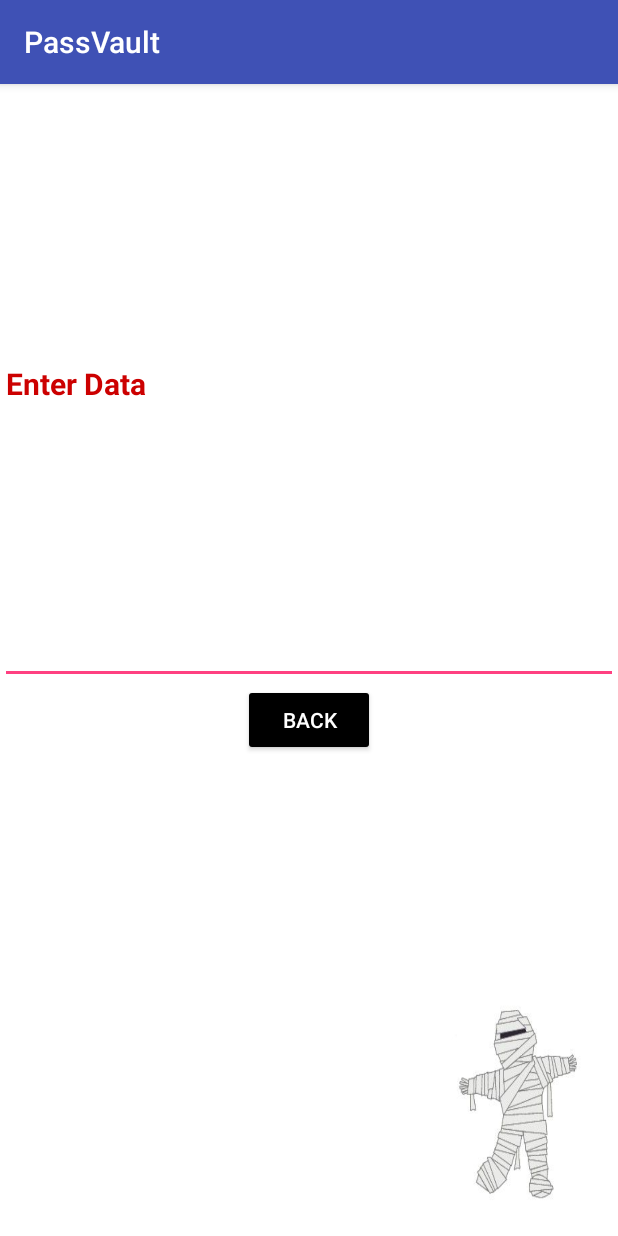
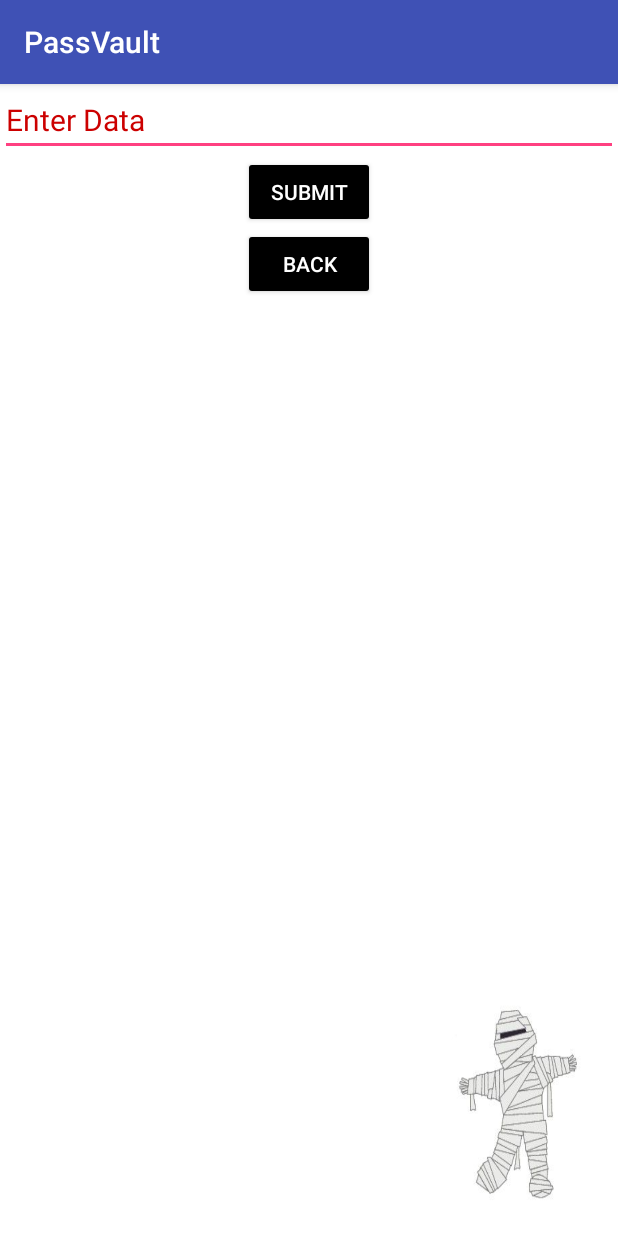
Before and after one commit to vasutomar/PassVault, an Android app: the MakeFileActivity screen opened directly, with no data from a screen before it, on a phone screen of 412 x 824 dp. Run offline under Robolectric (Android 15) with nearby library versions, the phone set to English and light mode, and no system bars.

Commit message:
Last step: User Verification remaining.

```diff
--- a/app/src/main/java/com/example/lenovo/passvault/LoginActivity.java
+++ b/app/src/main/java/com/example/lenovo/passvault/LoginActivity.java
@@ -22,7 +22,8 @@ public class LoginActivity extends AppCompatActivity {
         startActivity(k);
     }
     protected void GoBack(View v) {
-        //Intent k = new Intent(this,MainActivity.this);
-        //startActivity(k);
+        Intent intent = new Intent(LoginActivity.this, MainActivity.class);
+        intent.setFlags(Intent.FLAG_ACTIVITY_CLEAR_TOP);
+        startActivity(intent);
     }
 }
--- a/app/src/main/java/com/example/lenovo/passvault/MainActivity.java
+++ b/app/src/main/java/com/example/lenovo/passvault/MainActivity.java
@@ -79,8 +79,8 @@ public class MainActivity extends AppCompatActivity {
         } catch(IOException e) {
             e.printStackTrace();
         }
-        Toast.makeText(MainActivity.this,Collected,Toast.LENGTH_LONG).show();
-        Toast.makeText(MainActivity.this,Entered,Toast.LENGTH_LONG).show();
+        //Toast.makeText(MainActivity.this,Collected,Toast.LENGTH_LONG).show();
+        //Toast.makeText(MainActivity.this,Entered,Toast.LENGTH_LONG).show();
         if(Collected==Entered) {
             Intent k = new Intent(this,LoginActivity.class);
             startActivity(k);
--- a/app/src/main/res/layout/activity_make_file.xml
+++ b/app/src/main/res/layout/activity_make_file.xml
@@ -6,11 +6,20 @@
     <EditText
         android:id="@+id/UserEditField"
         android:layout_width="match_parent"
-        android:layout_height="400dp"
+        android:layout_height="wrap_content"
         android:textSize="20sp"
         android:hint="Enter Data"
-        android:textStyle="bold"
         android:textColorHint="@android:color/holo_red_dark"/>
+    <Button
+        android:textColor="@android:color/white"
+        android:backgroundTint="@android:color/black"
+        android:layout_width="wrap_content"
+        android:layout_height="wrap_content"
+        android:text="Submit"
+        android:layout_centerHorizontal="true"
+        android:layout_below="@+id/UserEditField"
+        android:onClick="EnterDet"
+        android:id="@+id/EnterTextButton"/>
     <Button
         android:textColor="@android:color/white"
         android:backgroundTint="@android:color/black"
@@ -18,6 +27,6 @@
         android:layout_height="wrap_content"
         android:text="Back"
         android:layout_centerHorizontal="true"
-        android:layout_below="@+id/UserEditField"
+        android:layout_below="@+id/EnterTextButton"
         android:onClick="GoBack"/>
 </RelativeLayout>
```
Also changed, not shown: app/src/main/java/com/example/lenovo/passvault/MakeFileActivity.java (+11 -7 lines), app/src/main/java/com/example/lenovo/passvault/ViewFileActivity.java (+11 -0 lines), app/src/main/res/layout/activity_view_file.xml (+12 -5 lines).
